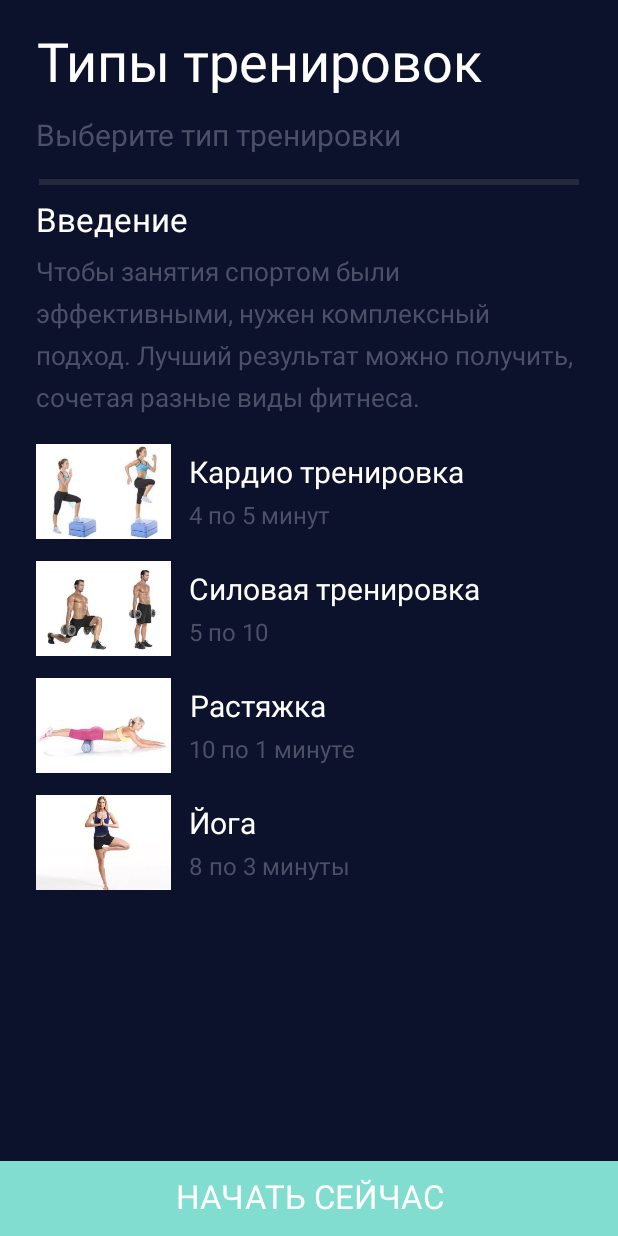
After one commit to daryamakeeva/FitnessApp, an Android app: the layout activity_workout.xml on its own in the app's theme, with its tools: preview values and no code run, on a phone screen of 412 x 824 dp. The commit adds this screen. Run offline under Robolectric (Android 15) with nearby library versions, the phone set to English and light mode, and no system bars.

Commit message:
Добавление меню

```diff
--- a/app/src/main/AndroidManifest.xml
+++ b/app/src/main/AndroidManifest.xml
@@ -9,6 +9,7 @@
         android:roundIcon="@mipmap/ic_launcher_round"
         android:supportsRtl="true"
         android:theme="@style/AppTheme">
+        <activity android:name=".WorkoutAct"></activity>
         <activity android:name=".MainActivity">
             <intent-filter>
                 <action android:name="android.intent.action.MAIN" />
--- a/app/src/main/java/com/example/myapplication/MainActivity.java
+++ b/app/src/main/java/com/example/myapplication/MainActivity.java
@@ -56,5 +56,14 @@ public class MainActivity extends AppCompatActivity {
         btnexercise.startAnimation(btnthree);
         bgprogres.startAnimation(btntwo);
         bgprogresstop.startAnimation(ltr);
+
+        btnexercise.setOnClickListener(new View.OnClickListener() {
+            @Override
+            public void onClick(View v) {
+                Intent a = new Intent(MainActivity.this, WorkoutAct.class);
+                a.addFlags(Intent.FLAG_ACTIVITY_NO_ANIMATION);
+                startActivity(a);
+            }
+        });
     }
 }
--- /dev/null
+++ b/app/src/main/java/com/example/myapplication/WorkoutAct.java
@@ -0,0 +1,85 @@
+package com.example.myapplication;
+
+import android.graphics.Typeface;
+import android.support.v7.app.AppCompatActivity;
+import android.os.Bundle;
+import android.view.View;
+import android.view.animation.Animation;
+import android.view.animation.AnimationUtils;
+import android.widget.LinearLayout;
+import android.widget.TextView;
+
+public class WorkoutAct extends AppCompatActivity {
+    TextView titlepage, subtitlepage, startpage, starttext, btnexercise,
+            fitonetitle, fitonedesc, fittwotitle, fittwodesc, fitthreetitle,
+            fitthreedesc, fitfourtitle, fitfourdesc;
+
+    Animation btnone, btntwo, btnfour, btnfive, btnsix;
+    View divpage;
+    LinearLayout fitone, fittwo, fitthree, fitfour;
+    @Override
+    protected void onCreate(Bundle savedInstanceState) {
+        super.onCreate(savedInstanceState);
+        setContentView(R.layout.activity_workout);
+
+        //Загружаем анимацию
+        btnone = AnimationUtils.loadAnimation(this, R.anim.btnone);
+        btntwo = AnimationUtils.loadAnimation(this, R.anim.btntwo);
+        btnfour = AnimationUtils.loadAnimation(this, R.anim.btnfour);
+        btnfive = AnimationUtils.loadAnimation(this, R.anim.btnfive);
+        btnsix = AnimationUtils.loadAnimation(this, R.anim.btnsix);
+
+        //Импортируем шрифты
+        Typeface MLight = Typeface.createFromAsset(getAssets(), "fonts/MLight.ttf");
+        Typeface MMedium = Typeface.createFromAsset(getAssets(), "fonts/MMedium.ttf");
+        Typeface Vidaloka = Typeface.createFromAsset(getAssets(), "fonts/Vidaloka.ttf");
+
+        //Импортируем элементы
+        titlepage = (TextView) findViewById(R.id.titlepage);
+        subtitlepage =(TextView) findViewById(R.id.subtitlepage);
+        startpage = (TextView) findViewById(R.id.startpage);
+        starttext = (TextView) findViewById(R.id.starttext);
+        btnexercise = (TextView) findViewById(R.id.btnexercise);
+        fitonetitle = (TextView) findViewById(R.id.fitonetitle);
+        fitonedesc = (TextView) findViewById(R.id.fitonedesc);
+        fittwotitle = (TextView) findViewById(R.id.fittwotitle);
+        fittwodesc = (TextView) findViewById(R.id.fittwodesc);
+        fitthreetitle = (TextView) findViewById(R.id.fitthreetitle);
+        fitthreedesc = (TextView) findViewById(R.id.fitthreedesc);
+        fitfourtitle = (TextView) findViewById(R.id.fitfourtitle);
+        fitfourdesc = (TextView) findViewById(R.id.fitfourdesc);
+        divpage = (View) findViewById(R.id.divpage);
+
+        fitone = (LinearLayout) findViewById(R.id.fitone);
+        fittwo = (LinearLayout) findViewById(R.id.fittwo);
+        fitthree = (LinearLayout) findViewById(R.id.fitthree);
+        fitfour = (LinearLayout) findViewById(R.id.fitfour);
+
+        //Применяем шрифт
+        titlepage.setTypeface(Vidaloka);
+        subtitlepage.setTypeface(MLight);
+        startpage.setTypeface(Vidaloka);
+        starttext.setTypeface(MLight);
+        btnexercise.setTypeface(MMedium);
+
+        fitonetitle.setTypeface(MLight);
+        fitonedesc.setTypeface(MMedium);
+        fittwotitle.setTypeface(MLight);
+        fittwodesc.setTypeface(MMedium);
+        fitthreetitle.setTypeface(MLight);
+        fitthreedesc.setTypeface(MMedium);
+        fitfourtitle.setTypeface(MLight);
+        fitfourdesc.setTypeface(MMedium);
+
+        //применяем анимацию
+        titlepage.startAnimation(btnone);
+        subtitlepage.startAnimation(btnone);
+        divpage.startAnimation(btnone);
+        starttext.startAnimation(btntwo);
+        startpage.startAnimation(btntwo);
+        fitone.startAnimation(btntwo);
+        fittwo.startAnimation(btnfour);
+        fitthree.startAnimation(btnfive);
+        fitfour.startAnimation(btnsix);
+    }
+}
--- /dev/null
+++ b/app/src/main/res/layout/activity_workout.xml
@@ -0,0 +1,289 @@
+<?xml version="1.0" encoding="utf-8"?>
+<android.support.constraint.ConstraintLayout xmlns:android="http://schemas.android.com/apk/res/android"
+    xmlns:app="http://schemas.android.com/apk/res-auto"
+    xmlns:tools="http://schemas.android.com/tools"
+    android:layout_width="match_parent"
+    android:layout_height="match_parent"
+    android:background="@color/colorPrimaryDark"
+    tools:context=".WorkoutAct">
+
+    <TextView
+        android:id="@+id/titlepage"
+        android:layout_width="wrap_content"
+        android:layout_height="wrap_content"
+        android:layout_marginStart="24dp"
+        android:layout_marginLeft="24dp"
+        android:layout_marginTop="16dp"
+        android:lineSpacingExtra="8dp"
+        android:text="Типы тренировок"
+        android:textAlignment="center"
+        android:textColor="#FFFFFF"
+        android:textSize="36sp"
+        app:layout_constraintStart_toStartOf="parent"
+        app:layout_constraintTop_toTopOf="parent" />
+
+    <TextView
+        android:id="@+id/subtitlepage"
+        android:layout_width="wrap_content"
+        android:layout_height="wrap_content"
+        android:layout_marginStart="24dp"
+        android:layout_marginLeft="24dp"
+        android:layout_marginTop="76dp"
+        android:lineSpacingExtra="8dp"
+        android:text="Выберите тип тренировки"
+        android:textColor="#4C5067"
+        android:textSize="20sp"
+        app:layout_constraintBottom_toTopOf="@+id/divpage"
+        app:layout_constraintStart_toStartOf="parent"
+        app:layout_constraintTop_toTopOf="parent"
+        app:layout_constraintVertical_chainStyle="spread_inside" />
+
+    <View
+        android:id="@+id/divpage"
+        android:layout_width="match_parent"
+        android:layout_height="4dp"
+        android:layout_marginStart="26dp"
+        android:layout_marginTop="16dp"
+        android:layout_marginEnd="26dp"
+        android:background="#25293E"
+        app:layout_constraintBottom_toBottomOf="@id/subtitlepage"
+        app:layout_constraintEnd_toEndOf="parent"
+        app:layout_constraintStart_toStartOf="parent"
+        app:layout_constraintTop_toBottomOf="@+id/subtitlepage" />
+
+    <TextView
+        android:id="@+id/startpage"
+        android:layout_width="wrap_content"
+        android:layout_height="wrap_content"
+        android:layout_marginStart="24dp"
+        android:layout_marginLeft="24dp"
+        android:layout_marginTop="8dp"
+        android:lineSpacingExtra="8dp"
+        android:text="Введение"
+        android:textAlignment="center"
+        android:textColor="#FFFFFF"
+        android:textSize="22sp"
+        app:layout_constraintStart_toStartOf="parent"
+        app:layout_constraintTop_toBottomOf="@+id/divpage" />
+
+    <TextView
+        android:id="@+id/starttext"
+        android:layout_width="0dp"
+        android:layout_height="wrap_content"
+        android:layout_marginStart="24dp"
+        android:layout_marginLeft="24dp"
+        android:layout_marginTop="8dp"
+        android:layout_marginEnd="24dp"
+        android:layout_marginRight="24dp"
+        android:lineSpacingExtra="8dp"
+        android:text="Чтобы занятия спортом были эффективными, нужен комплексный подход. Лучший результат можно получить, сочетая разные виды фитнеса."
+        android:textColor="#4C5067"
+        android:textSize="17sp"
+        app:layout_constraintEnd_toEndOf="parent"
+        app:layout_constraintHorizontal_bias="0.0"
+        app:layout_constraintStart_toStartOf="parent"
+        app:layout_constraintTop_toBottomOf="@+id/startpage"
+        app:layout_constraintVertical_chainStyle="spread_inside" />
+
+    <View
+        android:id="@+id/bgprogress"
+        android:layout_width="match_parent"
+        android:layout_height="50dp"
+        android:layout_marginBottom="0dp"
+        android:background="#80DDD0"
+        app:layout_constraintBottom_toBottomOf="parent"
+        app:layout_constraintEnd_toEndOf="parent"
+        app:layout_constraintStart_toStartOf="parent" />
+
+    <TextView
+        android:id="@+id/btnexercise"
+        android:layout_width="wrap_content"
+        android:layout_height="wrap_content"
+        android:layout_marginStart="8dp"
+        android:layout_marginEnd="8dp"
+        android:layout_marginBottom="12dp"
+        android:text="НАЧАТЬ СЕЙЧАС"
+        android:textAlignment="center"
+        android:textColor="#FFFFFF"
+        android:textSize="22sp"
+        app:layout_constraintBottom_toBottomOf="parent"
+        app:layout_constraintEnd_toEndOf="parent"
+        app:layout_constraintStart_toStartOf="parent" />
+
+    <LinearLayout
+        android:id="@+id/fitone"
+        android:layout_width="match_parent"
+        android:layout_height="wrap_content"
+        android:layout_marginStart="24dp"
+        android:layout_marginLeft="24dp"
+        android:layout_marginTop="16dp"
+        android:orientation="horizontal"
+        app:layout_constraintStart_toStartOf="parent"
+        app:layout_constraintTop_toBottomOf="@+id/starttext">
+
+        <ImageView
+            android:layout_width="90dp"
+            android:layout_height="70dp"
+            android:src="@drawable/cardio" />
+
+        <LinearLayout
+            android:id="@+id/linearLayout"
+            android:layout_width="match_parent"
+            android:layout_height="match_parent"
+            android:layout_marginLeft="12dp"
+            android:layout_marginTop="8dp"
+            android:orientation="vertical">
+
+            <TextView
+                android:id="@+id/fitonetitle"
+                android:layout_width="wrap_content"
+                android:layout_height="wrap_content"
+                android:text="Кардио тренировка"
+                android:textAlignment="center"
+                android:textColor="#FFFFFF"
+                android:textSize="20sp" />
+
+            <TextView
+                android:id="@+id/fitonedesc"
+                android:layout_width="wrap_content"
+                android:layout_height="wrap_content"
+                android:layout_marginTop="4dp"
+                android:text="4 по 5 минут"
+                android:textColor="#4C5067"
+                android:textSize="16sp" />
+        </LinearLayout>
+    </LinearLayout>
+
+    <LinearLayout
+        android:id="@+id/fittwo"
+        android:layout_width="match_parent"
+        android:layout_height="wrap_content"
+        android:layout_marginStart="24dp"
+        android:layout_marginLeft="24dp"
+        android:layout_marginTop="8dp"
+        android:orientation="horizontal"
+        app:layout_constraintStart_toStartOf="parent"
+        app:layout_constraintTop_toBottomOf="@+id/fitone">
+
+        <ImageView
+            android:layout_width="90dp"
+            android:layout_height="70dp"
+            android:src="@drawable/power" />
+
+        <LinearLayout
+            android:id="@+id/linearLayout1"
+            android:layout_width="match_parent"
+            android:layout_height="match_parent"
+            android:layout_marginLeft="12dp"
+            android:layout_marginTop="8dp"
+            android:orientation="vertical">
+
+            <TextView
+                android:id="@+id/fittwotitle"
+                android:layout_width="wrap_content"
+                android:layout_height="wrap_content"
+                android:text="Силовая тренировка"
+                android:textAlignment="center"
+                android:textColor="#FFFFFF"
+                android:textSize="20sp" />
+
+            <TextView
+                android:id="@+id/fittwodesc"
+                android:layout_width="wrap_content"
+                android:layout_height="wrap_content"
+                android:layout_marginTop="4dp"
+                android:text="5 по 10"
+                android:textColor="#4C5067"
+                android:textSize="16sp" />
+        </LinearLayout>
+    </LinearLayout>
+
+    <LinearLayout
+        android:id="@+id/fitthree"
+        android:layout_width="match_parent"
+        android:layout_height="wrap_content"
+        android:layout_marginStart="24dp"
+        android:layout_marginLeft="24dp"
+        android:layout_marginTop="8dp"
+        android:orientation="horizontal"
+        app:layout_constraintStart_toStartOf="parent"
+        app:layout_constraintTop_toBottomOf="@+id/fittwo">
+
+        <ImageView
+            android:layout_width="90dp"
+            android:layout_height="70dp"
+            android:src="@drawable/stretch" />
+
+        <LinearLayout
+            android:id="@+id/linearLayout2"
+            android:layout_width="match_parent"
+            android:layout_height="match_parent"
+            android:layout_marginLeft="12dp"
+            android:layout_marginTop="8dp"
+            android:orientation="vertical">
+
+            <TextView
+                android:id="@+id/fitthreetitle"
+                android:layout_width="wrap_content"
+                android:layout_height="wrap_content"
+                android:text="Растяжка"
+                android:textAlignment="center"
+                android:textColor="#FFFFFF"
+                android:textSize="20sp" />
+
+            <TextView
+                android:id="@+id/fitthreedesc"
+                android:layout_width="wrap_content"
+                android:layout_height="wrap_content"
+                android:layout_marginTop="4dp"
+                android:text="10 по 1 минуте"
+                android:textColor="#4C5067"
+                android:textSize="16sp" />
+        </LinearLayout>
+    </LinearLayout>
+
+    <LinearLayout
+        android:id="@+id/fitfour"
+        android:layout_width="match_parent"
+        android:layout_height="wrap_content"
+        android:layout_marginStart="24dp"
+        android:layout_marginLeft="24dp"
+        android:layout_marginTop="8dp"
+        android:orientation="horizontal"
+        app:layout_constraintStart_toStartOf="parent"
+        app:layout_constraintTop_toBottomOf="@+id/fitthree">
+
+        <ImageView
+            android:layout_width="90dp"
+            android:layout_height="70dp"
+            android:src="@drawable/yoga" />
+
+        <LinearLayout
+            android:id="@+id/linearLayout3"
+            android:layout_width="match_parent"
+            android:layout_height="match_parent"
+            android:layout_marginLeft="12dp"
+            android:layout_marginTop="8dp"
+            android:orientation="vertical">
+
+            <TextView
+                android:id="@+id/fitfourtitle"
+                android:layout_width="wrap_content"
+                android:layout_height="wrap_content"
+                android:text="Йога"
+                android:textAlignment="center"
+                android:textColor="#FFFFFF"
+                android:textSize="20sp" />
+
+            <TextView
+                android:id="@+id/fitfourdesc"
+                android:layout_width="wrap_content"
+                android:layout_height="wrap_content"
+                android:layout_marginTop="4dp"
+                android:text="8 по 3 минуты"
+                android:textColor="#4C5067"
+                android:textSize="16sp" />
+        </LinearLayout>
+    </LinearLayout>
+
+</android.support.constraint.ConstraintLayout>
```
Also changed, not shown: app/src/main/res/anim/btnfive.xml (added, +15 -0 lines), app/src/main/res/anim/btnfour.xml (added, +14 -0 lines), app/src/main/res/anim/btnsix.xml (added, +15 -0 lines), app/src/main/res/drawable/cardio.jpg (added), app/src/main/res/drawable/power.jpg (added), app/src/main/res/drawable/stretch.jpg (added), app/src/main/res/drawable/yoga.jpg (added).
